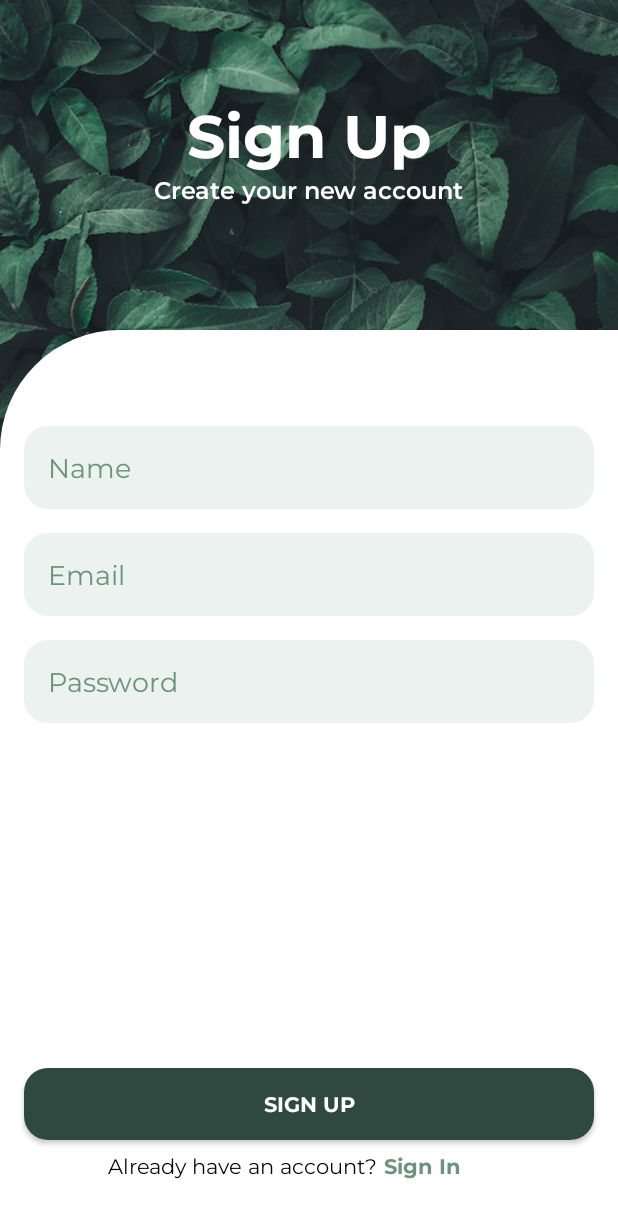
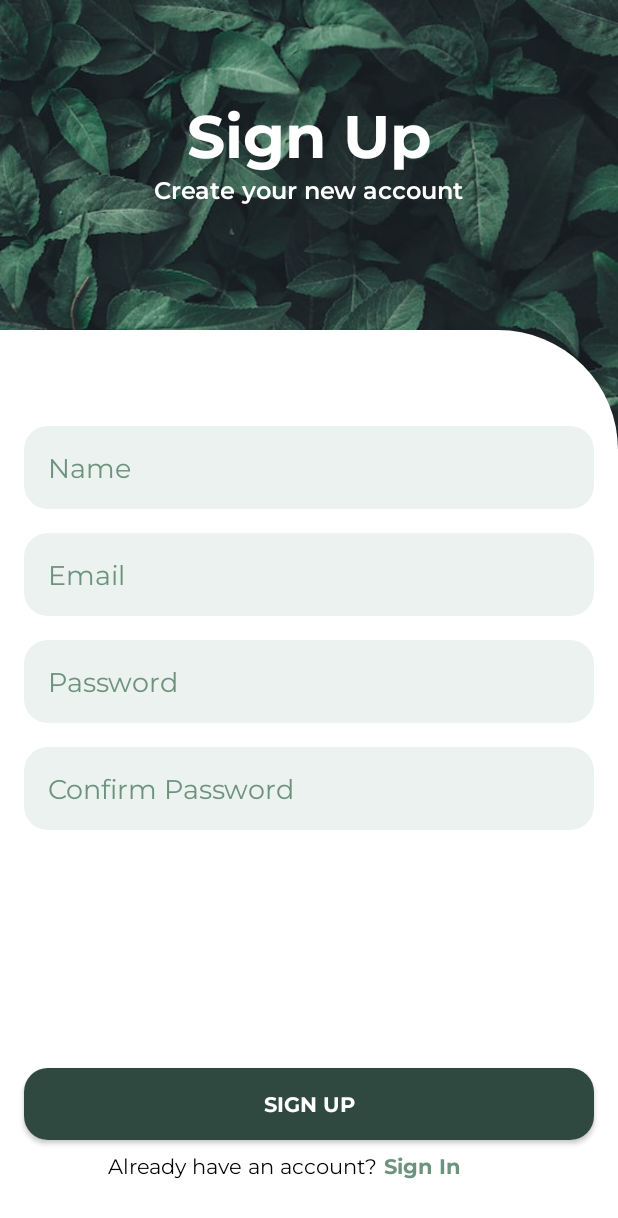
Before and after one commit to AfrinaldiLibrary/Cafants, an Android app: the RegisterActivity screen opened directly, with no data from a screen before it, on a phone screen of 412 x 824 dp. Shown: the top 1218 px of the screen. Run offline under Robolectric (Android 15) with nearby library versions, the phone set to English and light mode, and no system bars.

Commit message:
add animation

```diff
--- /dev/null
+++ b/app/src/main/res/anim/slide_in_left.xml
@@ -0,0 +1,5 @@
+<?xml version="1.0" encoding="utf-8"?>
+<set xmlns:android="http://schemas.android.com/apk/res/android">
+    <translate android:fromXDelta="-100%p" android:toXDelta="0"
+        android:duration="@android:integer/config_mediumAnimTime"/>
+</set>
--- /dev/null
+++ b/app/src/main/res/anim/slide_in_right.xml
@@ -0,0 +1,5 @@
+<?xml version="1.0" encoding="utf-8"?>
+<set xmlns:android="http://schemas.android.com/apk/res/android">
+    <translate android:fromXDelta="100%p" android:toXDelta="0"
+        android:duration="@android:integer/config_mediumAnimTime"/>
+</set>
--- /dev/null
+++ b/app/src/main/res/anim/slide_out_left.xml
@@ -0,0 +1,5 @@
+<?xml version="1.0" encoding="utf-8"?>
+<set xmlns:android="http://schemas.android.com/apk/res/android">
+    <translate android:fromXDelta="0" android:toXDelta="-100%p"
+        android:duration="@android:integer/config_mediumAnimTime"/>
+</set>
--- /dev/null
+++ b/app/src/main/res/anim/slide_out_right.xml
@@ -0,0 +1,5 @@
+<?xml version="1.0" encoding="utf-8"?>
+<set xmlns:android="http://schemas.android.com/apk/res/android">
+    <translate android:fromXDelta="0" android:toXDelta="100%p"
+        android:duration="@android:integer/config_mediumAnimTime"/>
+</set>
--- /dev/null
+++ b/app/src/main/res/drawable-v24/shape_container_register.xml
@@ -0,0 +1,5 @@
+<?xml version="1.0" encoding="utf-8"?>
+<shape android:shape="rectangle" xmlns:android="http://schemas.android.com/apk/res/android">
+    <solid android:color="@color/white"/>
+    <corners android:topRightRadius="80dp"/>
+</shape>
--- a/app/src/main/res/layout/activity_login.xml
+++ b/app/src/main/res/layout/activity_login.xml
@@ -48,7 +48,7 @@
         android:layout_width="0dp"
         android:layout_height="0dp"
         android:layout_marginTop="220dp"
-        android:background="@drawable/shape_container"
+        android:background="@drawable/shape_container_login"
         app:layout_constraintBottom_toBottomOf="parent"
         app:layout_constraintEnd_toEndOf="parent"
         app:layout_constraintStart_toStartOf="parent"
@@ -131,6 +131,7 @@
             app:layout_constraintTop_toBottomOf="@+id/btn_signin" />
 
         <TextView
+            android:id="@+id/tv_sign_up"
             android:layout_width="wrap_content"
             android:layout_height="wrap_content"
             android:layout_marginStart="4dp"
--- a/app/src/main/res/layout/activity_register.xml
+++ b/app/src/main/res/layout/activity_register.xml
@@ -48,7 +48,7 @@
         android:layout_width="0dp"
         android:layout_height="0dp"
         android:layout_marginTop="220dp"
-        android:background="@drawable/shape_container"
+        android:background="@drawable/shape_container_register"
         app:layout_constraintBottom_toBottomOf="parent"
         app:layout_constraintEnd_toEndOf="parent"
         app:layout_constraintStart_toStartOf="parent"
@@ -111,6 +111,25 @@
             app:layout_constraintEnd_toEndOf="@+id/cl_containter"
             app:layout_constraintStart_toStartOf="@+id/cl_containter" />
 
+        <EditText
+            android:id="@+id/et_confirm_password"
+            android:layout_width="0dp"
+            android:layout_height="wrap_content"
+            android:padding="16dp"
+            android:layout_marginStart="16dp"
+            android:layout_marginTop="16dp"
+            android:layout_marginEnd="16dp"
+            android:ems="10"
+            android:textColorHint="@color/light_green"
+            android:background="@drawable/bg_edit_text"
+            android:hint="@string/confirm_password"
+            android:inputType="textPassword"
+            android:textColor="@color/green_active"
+            android:fontFamily="@font/montserrat_regular"
+            app:layout_constraintTop_toBottomOf="@+id/et_password"
+            app:layout_constraintEnd_toEndOf="@+id/cl_containter"
+            app:layout_constraintStart_toStartOf="@+id/cl_containter" />
+
         <androidx.appcompat.widget.AppCompatButton
             android:id="@+id/btn_signup"
             android:layout_width="0dp"
@@ -140,6 +159,7 @@
             app:layout_constraintTop_toBottomOf="@+id/btn_signup" />
 
         <TextView
+            android:id="@+id/tv_sign_in"
             android:layout_width="wrap_content"
             android:layout_height="wrap_content"
             android:layout_marginStart="4dp"
--- a/app/src/main/res/values-night/themes.xml
+++ b/app/src/main/res/values-night/themes.xml
@@ -12,5 +12,13 @@
         <!-- Status bar color. -->
         <item name="android:statusBarColor" tools:targetApi="l">?attr/colorPrimaryVariant</item>
         <!-- Customize your theme here. -->
+        <item name="android:windowAnimationStyle">@style/CustomAnimation</item>
+    </style>
+
+    <style name="CustomAnimation" parent="@android:style/Animation.Activity">
+        <item name="android:activityOpenEnterAnimation">@anim/slide_in_right</item>
+        <item name="android:activityOpenExitAnimation">@anim/slide_out_left</item>
+        <item name="android:activityCloseEnterAnimation">@anim/slide_in_left</item>
+        <item name="android:activityCloseExitAnimation">@anim/slide_out_right</item>
     </style>
 </resources>
--- a/app/src/main/res/values/strings.xml
+++ b/app/src/main/res/values/strings.xml
@@ -12,4 +12,5 @@
     <string name="name">Name</string>
     <string name="sign_in">Sign In</string>
     <string name="already_have_an_account">Already have an account?</string>
+    <string name="confirm_password">Confirm Password</string>
 </resources>
--- a/app/src/main/res/values/themes.xml
+++ b/app/src/main/res/values/themes.xml
@@ -12,5 +12,13 @@
         <!-- Status bar color. -->
         <item name="android:statusBarColor" tools:targetApi="l">?attr/colorPrimaryVariant</item>
         <!-- Customize your theme here. -->
+        <item name="android:windowAnimationStyle">@style/CustomAnimation</item>
+    </style>
+
+    <style name="CustomAnimation" parent="@android:style/Animation.Activity">
+        <item name="android:activityOpenEnterAnimation">@anim/slide_in_right</item>
+        <item name="android:activityOpenExitAnimation">@anim/slide_out_left</item>
+        <item name="android:activityCloseEnterAnimation">@anim/slide_in_left</item>
+        <item name="android:activityCloseExitAnimation">@anim/slide_out_right</item>
     </style>
 </resources>
```
Also changed, not shown: app/src/main/java/com/afrinaldi/cafants/ui/LoginActivity.kt (+64 -15 lines), app/src/main/res/drawable/shape_container_login.xml (renamed from app/src/main/res/drawable/shape_container.xml).
